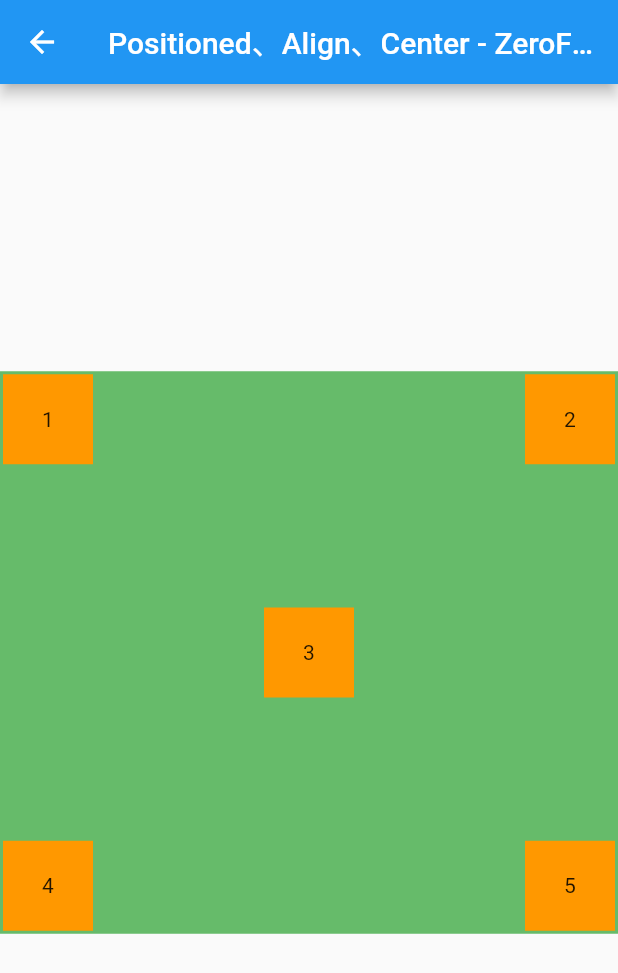
After one commit to BytesZero/flutter_widgets, a Flutter app: the Stack2Page screen opened directly, on a phone screen of 412 x 824 dp. The commit adds this screen. Shown: the top 973 px of the screen. Run offline on Flutter 3.47's test engine with Material 2 defaults, Android fonts, the phone set to English and light mode, and no system bars.

Commit message:
1、添加 Positioned、Align、Center

```diff
--- a/lib/data/page_data.dart
+++ b/lib/data/page_data.dart
@@ -2,6 +2,7 @@ import 'package:flutter/material.dart';
 import 'package:flutter_widgets/pages/list/flex/column_row_page.dart';
 import 'package:flutter_widgets/pages/list/flex/flexible_expaned_spacer_page.dart';
 import 'package:flutter_widgets/pages/list/gridview/grid_view_page.dart';
+import 'package:flutter_widgets/pages/list/stack/positioned_align_center_page.dart';
 import 'package:flutter_widgets/pages/list/stack/stack_page.dart';
 import 'package:flutter_widgets/pages/list/wrap/wrap_page.dart';
 import '../widgets/01_animated_container.dart';
@@ -59,4 +60,8 @@ List<PageEntity> pageList = [
     title: 'Stack',
     page: StackPage(),
   ),
+  PageEntity(
+    title: 'Positioned、Align、Center',
+    page: Stack2Page(),
+  ),
 ];
--- /dev/null
+++ b/lib/pages/list/stack/positioned_align_center_page.dart
@@ -0,0 +1,235 @@
+import 'package:flutter/material.dart';
+import 'package:flutter_widgets/widgets/common/bg_container.dart';
+
+/// Stack2 页面
+class Stack2Page extends StatefulWidget {
+  Stack2Page({Key? key}) : super(key: key);
+
+  @override
+  _Stack2PageState createState() => _Stack2PageState();
+}
+
+class _Stack2PageState extends State<Stack2Page> {
+  @override
+  Widget build(BuildContext context) {
+    return Scaffold(
+      appBar: AppBar(
+        title: Text('Positioned、Align、Center - ZeroFlutter'),
+      ),
+      // body: Center(
+      //   child: BgContainer(
+      //     child: Stack(
+      //       alignment: Alignment.center,
+      //       // 设置填充方式展接受父类约束最大值
+      //       fit: StackFit.expand,
+      //       children: [
+      //         Positioned(
+      //           child: getItem('5'),
+      //           //对准右下角
+      //           bottom: 0,
+      //           right: 0,
+      //         ),
+      //         Positioned(
+      //           child: getItem('4'),
+      //           //对准左下角
+      //           bottom: 0,
+      //           left: 0,
+      //         ),
+      //         //居中
+      //         Center(
+      //           child: getItem('3'),
+      //         ),
+      //         Positioned(
+      //           child: getItem('2'),
+      //           //对准右上角
+      //           top: 0,
+      //           right: 0,
+      //         ),
+      //         Positioned(
+      //           child: getItem('1'),
+      //           //对准左上角
+      //           top: 0,
+      //           left: 0,
+      //         ),
+      //       ],
+      //     ),
+      //   ),
+      // ),
+      // body: Center(
+      //   child: BgContainer(
+      //     child: Stack(
+      //       alignment: Alignment.center,
+      //       // 设置填充方式展接受父类约束最大值
+      //       fit: StackFit.expand,
+      //       children: [
+      //         Positioned(
+      //           left: 10,
+      //           child: getItem('left 10'),
+      //         ),
+      //         Positioned(
+      //           right: 10,
+      //           child: getItem('right 10'),
+      //         ),
+      //         Positioned(
+      //           width: 80,
+      //           child: getItem('width 80'),
+      //         ),
+      //         Positioned(
+      //           top: 10,
+      //           child: getItem('top 10'),
+      //         ),
+      //         Positioned(
+      //           bottom: 10,
+      //           child: getItem('bottom 10'),
+      //         ),
+      //         Positioned(
+      //           height: 80,
+      //           child: getItem('height 80'),
+      //         ),
+      //       ],
+      //     ),
+      //   ),
+      // ),
+      // body: Center(
+      //   child: BgContainer(
+      //     child: Stack(
+      //       alignment: Alignment.center,
+      //       // 设置填充方式展接受父类约束最大值
+      //       fit: StackFit.expand,
+      //       children: [
+      // Positioned(
+      //   top: 10,
+      //   left: 10,
+      //   child: getItem('topLeft'),
+      // ),
+      // Positioned(
+      //   top: 10,
+      //   child: getItem('top 10'),
+      // ),
+      // Positioned(
+      //   top: 10,
+      //   right: 10,
+      //   child: getItem('topRight'),
+      // ),
+      // Positioned(
+      //   bottom: 10,
+      //   left: 10,
+      //   child: getItem('bottomLeft'),
+      // ),
+      // Positioned(
+      //   bottom: 10,
+      //   child: getItem('bottom'),
+      // ),
+      // Positioned(
+      //   bottom: 10,
+      //   right: 10,
+      //   child: getItem('bottomRight'),
+      // ),
+      // Positioned(
+      //   left: 10,
+      //   right: 10,
+      //   child: getItem('leftRight'),
+      // ),
+      // Positioned(
+      //   top: 10,
+      //   bottom: 10,
+      //   child: getItem('topBottom'),
+      // ),
+      // Positioned(
+      //   left: 10,
+      //   width: 100,
+      //   child: getItem('leftWidth 100'),
+      // ),
+      // Positioned(
+      //   right: 10,
+      //   width: 100,
+      //   child: getItem('RightWidth 100'),
+      // ),
+      // Positioned(
+      //   top: 10,
+      //   height: 100,
+      //   child: getItem('topHeight 100'),
+      // ),
+      // Positioned(
+      //   bottom: 10,
+      //   height: 100,
+      //   child: getItem('bottomHeight 100'),
+      // ),
+      // Positioned(
+      //   left: 10,
+      //   right: 10,
+      //   width: 100,
+      //   child: getItem('leftRightWidth 100'),
+      // ),
+      // Positioned(
+      //   left: 10,
+      //   bottom: 10,
+      //   width: 100,
+      //   child: getItem('bottomLeftWidth 100'),
+      // ),
+      // Positioned(
+      //   right: 10,
+      //   top: 10,
+      //   bottom: 10,
+      //   child: getItem('rightTopBottom'),
+      // ),
+      //       ],
+      //     ),
+      //   ),
+      // ),
+      body: Center(
+        child: BgContainer(
+          child: Stack(
+            alignment: Alignment.center,
+            // 设置填充方式展接受父类约束最大值
+            fit: StackFit.loose,
+            children: [
+              Align(
+                child: getItem('5'),
+                //对齐到右下角
+                alignment: Alignment.bottomRight,
+              ),
+              Align(
+                child: getItem('4'),
+                //对齐到左下角
+                alignment: Alignment.bottomLeft,
+              ),
+              //居中
+              Align(
+                child: getItem('3'),
+              ),
+              Align(
+                child: getItem('2'),
+                //对齐到右上角
+                alignment: Alignment.topRight,
+              ),
+              Align(
+                child: getItem('1'),
+                //对齐到左上角
+                alignment: Alignment.topLeft,
+              ),
+            ],
+          ),
+        ),
+      ),
+    );
+  }
+
+  /// 获取子项目(这类使用了选择参数)
+  Widget getItem(String index,
+      {double? width = 60, double? height = 60, Color color = Colors.orange}) {
+    return Container(
+      // 宽高设置 60
+      width: width,
+      height: height,
+      // 设置背景色
+      color: color,
+      // 设置间隙
+      margin: EdgeInsets.all(2),
+      // 设置子项居中
+      alignment: Alignment.center,
+      // 设置子项
+      child: Text('$index'),
+    );
+  }
+}
```
